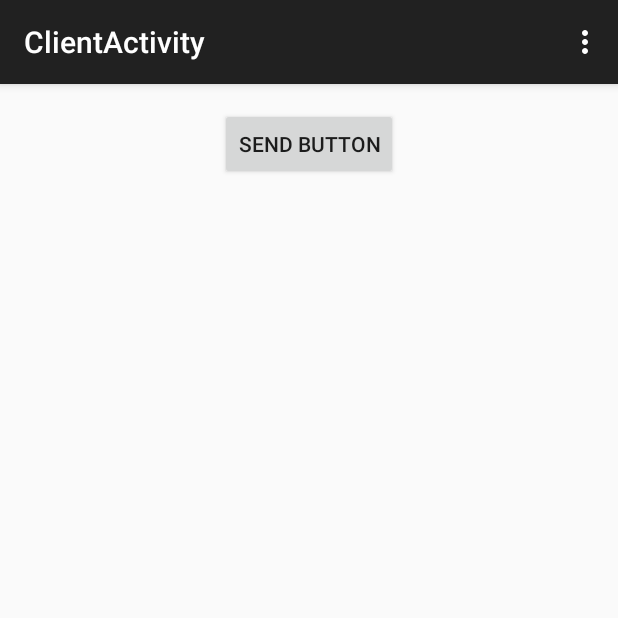
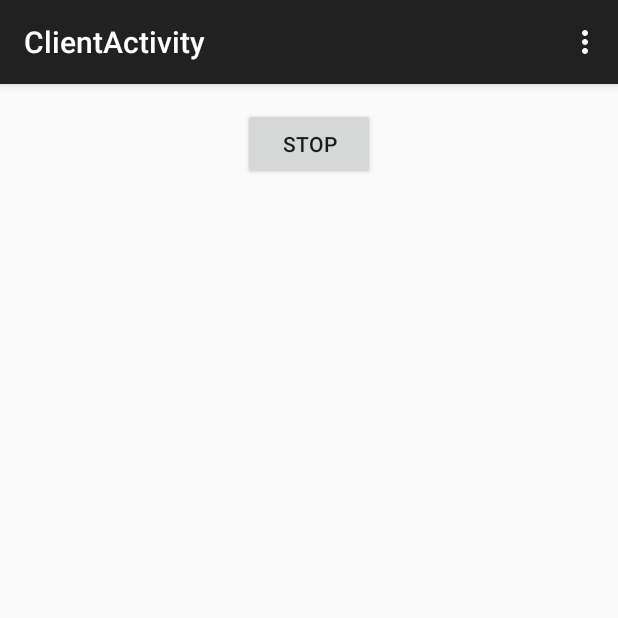
Before and after one commit to suheb/MusicHub, an Android app: the ClientActivity screen opened directly, with no data from a screen before it, on a phone screen of 412 x 824 dp, the top half of it. Run offline under Robolectric (Android 15) with nearby library versions, the phone set to English and light mode, and no system bars; libraries missing offline, so code that uses them is left out: com.koushikdutta.async.

Commit message:
Adding ClientService and moving everything to it.

```diff
--- a/app/src/main/java/com/haloappstudio/musichub/ClientActivity.java
+++ b/app/src/main/java/com/haloappstudio/musichub/ClientActivity.java
@@ -1,27 +1,19 @@
 package com.haloappstudio.musichub;
 
-import android.media.AudioManager;
+import android.content.Intent;
 import android.media.MediaPlayer;
-import android.net.Uri;
 import android.os.Bundle;
-import android.os.Environment;
 import android.support.v7.app.ActionBarActivity;
-import android.util.Log;
 import android.view.Menu;
 import android.view.MenuItem;
-import android.widget.Toast;
+import android.view.View;
+import android.widget.Button;
 
-import com.koushikdutta.async.ByteBufferList;
-import com.koushikdutta.async.DataEmitter;
-import com.koushikdutta.async.callback.DataCallback;
+import com.haloappstudio.musichub.utils.Utils;
 import com.koushikdutta.async.http.AsyncHttpClient;
 import com.koushikdutta.async.http.WebSocket;
 
-import java.io.BufferedOutputStream;
 import java.io.File;
-import java.io.FileNotFoundException;
-import java.io.FileOutputStream;
-import java.io.IOException;
 
 
 public class ClientActivity extends ActionBarActivity{
@@ -35,84 +27,19 @@ public class ClientActivity extends ActionBarActivity{
         super.onCreate(savedInstanceState);
         setContentView(R.layout.activity_client);
 
-        // Set up MediaPlayer
-        mMediaPlayer = new MediaPlayer();
-        mMediaPlayer.setAudioStreamType(AudioManager.STREAM_MUSIC);
-        mMediaPlayer.setScreenOnWhilePlaying(true);
-        mMediaPlayer.setOnPreparedListener(new MediaPlayer.OnPreparedListener() {
+        Button stopButton = (Button) findViewById(R.id.stop_client_button);
+        stopButton.setOnClickListener(new View.OnClickListener() {
             @Override
-            public void onPrepared(MediaPlayer mediaPlayer) {
-                mWebSocket.send("prepared");
-                mMediaPlayer.start();
-                Toast.makeText(getApplicationContext(), "Prepared", Toast.LENGTH_LONG).show();
+            public void onClick(View view) {
+                Intent stopIntent = new Intent(Utils.ACTION_STOP);
+                sendBroadcast(stopIntent);
+                Intent intent = new Intent(getApplicationContext(), MainActivity.class);
+                intent.setFlags(Intent.FLAG_ACTIVITY_CLEAR_TOP);
+                intent.putExtra(Utils.ACTION_EXIT, true);
+                startActivity(intent);
+                finish();
             }
         });
-        // Set up WebSocketConnectCallback
-        mWebSocketConnectCallback = new AsyncHttpClient.WebSocketConnectCallback() {
-            @Override
-            public void onCompleted(Exception ex, final WebSocket webSocket) {
-                if (ex != null) {
-                    ex.printStackTrace();
-                    return;
-                }
-                mWebSocket = webSocket;
-                webSocket.setStringCallback(new WebSocket.StringCallback() {
-                    @Override
-                    public void onStringAvailable(final String s) {
-                        Log.d("TAG", s);
-                        if(s.contains("file")){
-                            mMediaPlayer.reset();
-                            String[] strings = s.split("</>");
-                            File dir =  new File(Environment.getExternalStorageDirectory(),"/MusicHub");
-                            if(!dir.exists()) {
-                                dir.mkdirs();
-                            }
-                            mCurrentSong = new File(dir, strings[1]);
-                            if(mCurrentSong.exists()) {
-                                mCurrentSong.delete();
-                            }
-                        }
-                        else if(s.contains("prepare")){
-                            try {
-                                mMediaPlayer.setDataSource(ClientActivity.this, Uri.fromFile(mCurrentSong));
-                                mMediaPlayer.prepareAsync();
-                            } catch (IOException e) {
-                                e.printStackTrace();
-                            }
-                        }
-                        else if(s.contains("seek")){
-                            String[] strings = s.split("</>");
-                            Log.d("TAG", "lag:" + (Integer.parseInt(strings[1]) - mMediaPlayer.getCurrentPosition())
-                                    + "latency:" + System.currentTimeMillis());
-                            mMediaPlayer.seekTo(Integer.parseInt(strings[1])+200);
-                        }
-                    }
-                });
-                webSocket.setDataCallback(new DataCallback() {
-                    @Override
-                    public void onDataAvailable(DataEmitter emitter, final ByteBufferList bb) {
-                        byte[] bytes = bb.getAllByteArray();
-                        Log.d("TAG", "Got "+ bytes.length +" bytes");
-                        webSocket.ping("pong");
-                        try {
-                            FileOutputStream fileOutputStream = new FileOutputStream(mCurrentSong, true);
-                            BufferedOutputStream bufferedOutputStream = new BufferedOutputStream(fileOutputStream);
-                            bufferedOutputStream.write(bytes);
-
-                        } catch (FileNotFoundException e) {
-                            e.printStackTrace();
-                        } catch (IOException e) {
-                            e.printStackTrace();
-                        }
-                        bb.recycle();
-                    }
-                });
-            }
-        };
-        // Connect to server
-        mAsyncHttpClient = AsyncHttpClient.getDefaultInstance();
-        mAsyncHttpClient.websocket("ws://192.168.43.1:8585", null, mWebSocketConnectCallback);
-
     }
 
 
@@ -135,13 +62,4 @@ public class ClientActivity extends ActionBarActivity{
         return super.onOptionsItemSelected(item);
     }
 
-    @Override
-    protected void onDestroy() {
-        super.onDestroy();
-        if(mWebSocket!=null) {
-            mWebSocket.close();
-        }
-        mMediaPlayer.release();
-    }
-
 }
--- a/app/src/main/java/com/haloappstudio/musichub/ServerActivity.java
+++ b/app/src/main/java/com/haloappstudio/musichub/ServerActivity.java
@@ -44,7 +44,7 @@ public class ServerActivity extends ActionBarActivity {
                 sendBroadcast(nextIntent);
             }
         });
-        Button stopButton = (Button) findViewById(R.id.stop_button);
+        Button stopButton = (Button) findViewById(R.id.stop_server_button);
         stopButton.setOnClickListener(new View.OnClickListener() {
             @Override
             public void onClick(View view) {
@@ -88,6 +88,7 @@ public class ServerActivity extends ActionBarActivity {
                 .show();
     }
 
+    // Utility methods
     private void cleanUp(){
         Intent stopIntent = new Intent(Utils.ACTION_STOP);
         sendBroadcast(stopIntent);
--- a/app/src/main/java/com/haloappstudio/musichub/dialogs/JoinHubDialog.java
+++ b/app/src/main/java/com/haloappstudio/musichub/dialogs/JoinHubDialog.java
@@ -19,6 +19,7 @@ import android.widget.ArrayAdapter;
 import android.widget.TextView;
 
 import com.haloappstudio.musichub.ClientActivity;
+import com.haloappstudio.musichub.ClientService;
 import com.haloappstudio.musichub.R;
 import com.haloappstudio.musichub.utils.Utils;
 
@@ -73,6 +74,7 @@ public class JoinHubDialog extends DialogFragment {
                                 @Override
                                 public void run() {
                                     mProgressDialog.dismiss();
+                                    mActivity.startService(new Intent(mActivity.getApplicationContext(), ClientService.class));
                                     mActivity.startActivity(new Intent(mActivity, ClientActivity.class));
                                 }
                             });
--- a/app/src/main/java/com/haloappstudio/musichub/utils/Utils.java
+++ b/app/src/main/java/com/haloappstudio/musichub/utils/Utils.java
@@ -8,6 +8,7 @@ import android.net.NetworkInfo;
  * Created by suheb on 20/10/14.
  */
 public class Utils {
+    public static final String IP_ADDRESS = "ws://192.168.43.1:8585";
     public static final int PORT_NUMBER = 8585;
     public static final String KEY_PREPARE = "prepare";
     public static final String KEY_SEEK = "seek";
--- a/app/src/main/res/layout/activity_client.xml
+++ b/app/src/main/res/layout/activity_client.xml
@@ -2,17 +2,17 @@
     xmlns:tools="http://schemas.android.com/tools"
     android:layout_width="match_parent"
     android:layout_height="match_parent"
+    android:paddingBottom="@dimen/activity_vertical_margin"
     android:paddingLeft="@dimen/activity_horizontal_margin"
     android:paddingRight="@dimen/activity_horizontal_margin"
     android:paddingTop="@dimen/activity_vertical_margin"
-    android:paddingBottom="@dimen/activity_vertical_margin"
     tools:context="com.haloappstudio.musichub.ClientActivity">
 
     <Button
+        android:id="@+id/stop_client_button"
         android:layout_width="wrap_content"
         android:layout_height="wrap_content"
-        android:text="Send Button"
-        android:id="@+id/send_client_button"
         android:layout_alignParentTop="true"
-        android:layout_centerHorizontal="true" />
+        android:layout_centerHorizontal="true"
+        android:text="@string/stop" />
 </RelativeLayout>
--- a/app/src/main/res/values/strings.xml
+++ b/app/src/main/res/values/strings.xml
@@ -12,5 +12,7 @@
     <string name="sync">Sync</string>
     <string name="next">Next</string>
     <string name="stop">Stop</string>
+    <string name="create">Create Hub</string>
+    <string name="join">Join Hub</string>
 
 </resources>
```
Also changed, not shown: app/src/main/AndroidManifest.xml (+11 -10 lines), app/src/main/java/com/haloappstudio/musichub/ClientService.java (added, +183 -0 lines), app/src/main/java/com/haloappstudio/musichub/MainActivity.java (+6 -5 lines), app/src/main/java/com/haloappstudio/musichub/ServerService.java (+13 -12 lines), app/src/main/res/layout/activity_main.xml (+7 -7 lines), app/src/main/res/layout/activity_server.xml (+13 -13 lines).
